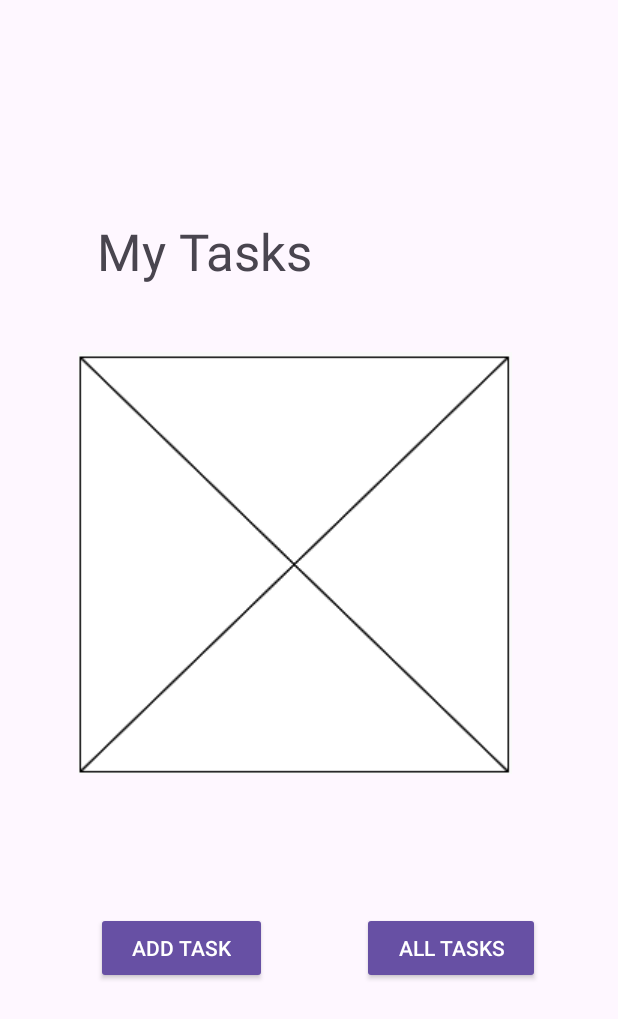
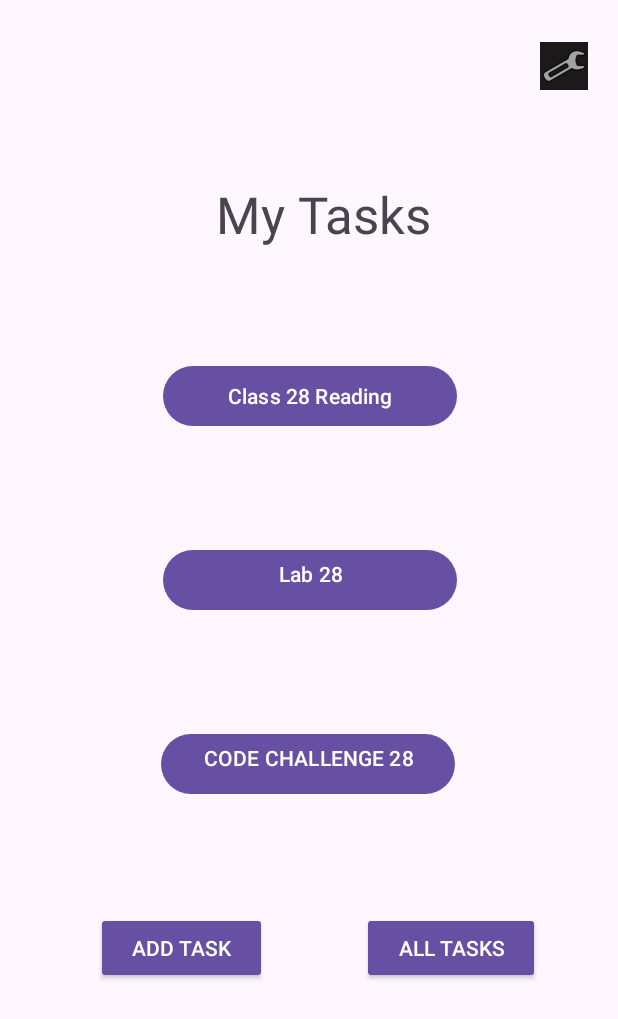
Before and after one commit to nojadzworld/taskmaster, an Android app: the screen it shows after launch (MainActivity), on a phone screen of 412 x 824 dp. Shown: the top 1019 px of the screen. Run offline under Robolectric (Android 15) with nearby library versions, the phone set to English and light mode, and no system bars; 1 statement that could not run was skipped.

Commit message:
lab 27 progress

```diff
--- a/app/src/main/java/com/dajone/taskmaster/MainActivity.java
+++ b/app/src/main/java/com/dajone/taskmaster/MainActivity.java
@@ -1,60 +1,92 @@
 package com.dajone.taskmaster;
 
 import androidx.appcompat.app.AppCompatActivity;
-
 import android.content.Intent;
+import android.content.SharedPreferences;
 import android.os.Bundle;
-
-import android.view.View;
+import android.preference.PreferenceManager;
 import android.widget.Button;
-
+import android.widget.ImageView;
+import android.widget.TextView;
 
 import com.dajone.taskmaster.activities.AddTaskActivity;
-import com.dajone.taskmaster.activities.AddTaskToAllTasks;
+import com.dajone.taskmaster.activities.AllTasksActivity;
+import com.dajone.taskmaster.activities.TaskDetail;
+import com.dajone.taskmaster.activities.TaskSettings;
 
 public class MainActivity extends AppCompatActivity {
 
+    public static final String TASK_NAME_EXTRAS_TAG = "taskName";
+    SharedPreferences preferences;
 
 
     @Override
     protected void onCreate(Bundle savedInstanceState) {
         super.onCreate(savedInstanceState);
         setContentView(R.layout.my_tasks);
-        // Steps for adding functionality to JS UI elements
-        // 1: Get UI element by ID
-        // 2. Add event listener to that element
-        // 3. Attach a callback function with an onClick() method
-        // 4. Do stuff in the callback (onClick())
 
-        //Adding functionality to a UI element in java (android)
-        // 1: grab element using findByID()
-        // 2. grabbing a view, assigning to a variable and setting the value in 2 lines
+        setUpSettingsButton();
+        setupTaskButtons();
+        setupAddTaskButton();
+        setupAllTasksButton();
 
-        Button submitButton = findViewById(R.id.addTaskRouteButton);
-        submitButton.setText(R.string.add_task);
+    }
+    @Override
+    protected void onResume() {
+        super.onResume();
 
-        submitButton.setOnClickListener(new View.OnClickListener() {
-            @Override
-            public void onClick(View v) {
-               Intent intent = new Intent(MainActivity.this, AddTaskActivity.class);
-                startActivity(intent);
+        preferences = PreferenceManager.getDefaultSharedPreferences(this);
+        String username = preferences.getString(TaskSettings.USERNAME_TAG, "");
 
-            }
+        if (!username.isEmpty()) {
+            String myTasksTitleTextView = username + "'s Tasks";
+            ((TextView) findViewById(R.id.my_tasks_title)).setText(myTasksTitleTextView);
+        }
+    }
+        public void setUpSettingsButton() {
+            ImageView settingsImageView = findViewById(R.id.settingsButton);
+            settingsImageView.setOnClickListener(v -> {
+                Intent goToUserProfileSettings = new Intent(MainActivity.this, TaskSettings.class);
+                startActivity(goToUserProfileSettings);
+            });
+        }
+
+    public void setupTaskButtons() {
+        Button taskOneButton = findViewById(R.id.button_main_activity_task_one);
+        setupTaskButton(taskOneButton);
+        Button taskTwoButton = findViewById(R.id.button_main_activity_task_two);
+        setupTaskButton(taskTwoButton);
+        Button taskThreeButton = findViewById(R.id.button_main_activity_task_three);
+        setupTaskButton(taskThreeButton);
+
+    }
+
+    public void setupTaskButton(Button goToTaskButton) {
+        goToTaskButton.setOnClickListener(v -> {
+            Intent goToTaskIntent = new Intent(MainActivity.this, TaskDetail.class);
+            String taskName = goToTaskButton.getText().toString();
+            goToTaskIntent.putExtra(TASK_NAME_EXTRAS_TAG, taskName);
+
+            startActivity(goToTaskIntent);
         });
-
-        Button allTaskButtonOnAddTaskPage = findViewById(R.id.allTasksToAllTasks);
-        allTaskButtonOnAddTaskPage.setText("ALL TASKS");
-
-        allTaskButtonOnAddTaskPage.setOnClickListener(new View.OnClickListener() {
-            @Override
-            public void onClick(View v) {
-                Intent intent = new Intent(MainActivity.this, AddTaskToAllTasks.class);
-                startActivity(intent);
-            }
-
-        });
-        // Lets create and trigger the Intent
+    }
 
 
+       public void setupAddTaskButton() {
+           Button setupAddTaskButton = findViewById(R.id.addTaskRouteButton);
+
+        setupAddTaskButton.setOnClickListener(v -> {
+                Intent intent = new Intent(MainActivity.this, AddTaskActivity.class);
+        startActivity(intent);
+        });
+}
+
+    public void setupAllTasksButton() {
+        Button allTaskButtonOnAddTaskPage = findViewById(R.id.allTasksToAllTasks);
+
+        allTaskButtonOnAddTaskPage.setOnClickListener(v -> {
+            Intent intent = new Intent(MainActivity.this, AllTasksActivity.class);
+            startActivity(intent);
+        });
     }
-}
+    }
--- a/app/src/main/java/com/dajone/taskmaster/activities/AddTaskActivity.java
+++ b/app/src/main/java/com/dajone/taskmaster/activities/AddTaskActivity.java
@@ -12,7 +12,7 @@ import android.widget.TextView;
 
 import com.dajone.taskmaster.R;
 
-import org.w3c.dom.Text;
+
 
 public class AddTaskActivity extends AppCompatActivity {
 
@@ -42,7 +42,7 @@ public class AddTaskActivity extends AppCompatActivity {
                     }
                 }, 2000); // 2000 milliseconds = 2 seconds
 
-                Intent intent = new Intent(AddTaskActivity.this, AddTaskToAllTasks.class);
+                Intent intent = new Intent(AddTaskActivity.this, AllTasksActivity.class);
                 startActivity(intent);
 
             }
--- a/app/src/main/res/layout/add_tasks.xml
+++ b/app/src/main/res/layout/add_tasks.xml
@@ -58,8 +58,9 @@
         android:autofillHints=""
         android:ems="10"
         android:inputType="text"
+        android:labelFor="@id/editTextText"
         android:minHeight="48dp"
-        android:text="@string/do_something"
+        android:text="@string/task_description_of_add_task"
         app:layout_constraintBottom_toBottomOf="parent"
         app:layout_constraintEnd_toEndOf="parent"
         app:layout_constraintHorizontal_bias="0.379"
@@ -92,7 +93,7 @@
         android:layout_width="wrap_content"
         android:layout_height="wrap_content"
         android:layout_marginBottom="264dp"
-        android:text="submitted!"
+        android:text="@string/submitted"
         android:textSize="34sp"
         android:visibility="invisible"
         app:layout_constraintBottom_toBottomOf="parent"
--- a/app/src/main/res/layout/my_tasks.xml
+++ b/app/src/main/res/layout/my_tasks.xml
@@ -25,16 +25,14 @@
         app:barrierDirection="left" />
 
     <TextView
-        android:id="@+id/textView3"
+        android:id="@+id/my_tasks_title"
         android:layout_width="wrap_content"
         android:layout_height="wrap_content"
-        android:layout_marginTop="100dp"
+        android:layout_marginTop="120dp"
+        android:layout_marginEnd="124dp"
         android:text="@string/my_tasks"
         android:textSize="34sp"
-        app:layout_constraintBottom_toTopOf="@+id/imageView"
         app:layout_constraintEnd_toEndOf="parent"
-        app:layout_constraintHorizontal_bias="0.06"
-        app:layout_constraintStart_toStartOf="@+id/imageView"
         app:layout_constraintTop_toTopOf="parent" />
 
     <Button
@@ -49,17 +47,49 @@
         app:layout_constraintStart_toStartOf="parent" />
 
     <ImageView
-        android:id="@+id/imageView"
+        android:id="@+id/setingsButton"
         android:layout_width="wrap_content"
         android:layout_height="wrap_content"
-        android:layout_marginStart="52dp"
-        android:layout_marginEnd="52dp"
-        android:layout_marginBottom="308dp"
-        android:contentDescription="@string/placeholder"
-        app:layout_constraintBottom_toBottomOf="parent"
+        android:layout_marginTop="28dp"
+        android:layout_marginEnd="20dp"
+        android:background="#1B1919"
+        android:contentDescription="@string/settings"
         app:layout_constraintEnd_toEndOf="parent"
-        app:layout_constraintHorizontal_bias="0.0"
+        app:layout_constraintTop_toTopOf="parent"
+        app:srcCompat="@android:drawable/ic_menu_preferences" />
+
+    <Button
+        android:id="@+id/button_main_activity_task_one"
+        android:layout_width="196dp"
+        android:layout_height="48dp"
+        android:text="@string/buttonOne"
+        app:layout_constraintBottom_toTopOf="@+id/button_main_activity_task_two"
+        app:layout_constraintEnd_toEndOf="parent"
+        app:layout_constraintHorizontal_bias="0.502"
         app:layout_constraintStart_toStartOf="parent"
-        app:srcCompat="@drawable/placeholder" />
+        app:layout_constraintTop_toBottomOf="@+id/my_tasks_title"
+        app:layout_constraintVertical_chainStyle="spread" />
+
+    <Button
+        android:id="@+id/button_main_activity_task_two"
+        android:layout_width="196dp"
+        android:layout_height="48dp"
+        android:text="@string/buttonTwo"
+        app:layout_constraintBottom_toTopOf="@+id/button_main_activity_task_three"
+        app:layout_constraintEnd_toEndOf="parent"
+        app:layout_constraintHorizontal_bias="0.502"
+        app:layout_constraintStart_toStartOf="parent"
+        app:layout_constraintTop_toBottomOf="@+id/button_main_activity_task_one" />
+
+    <Button
+        android:id="@+id/button_main_activity_task_three"
+        android:layout_width="196dp"
+        android:layout_height="48dp"
+        android:text="@string/buttonThree"
+        app:layout_constraintBottom_toTopOf="@+id/allTasksToAllTasks"
+        app:layout_constraintEnd_toEndOf="parent"
+        app:layout_constraintHorizontal_bias="0.497"
+        app:layout_constraintStart_toStartOf="parent"
+        app:layout_constraintTop_toBottomOf="@+id/button_main_activity_task_two" />
 
 </androidx.constraintlayout.widget.ConstraintLayout>
--- /dev/null
+++ b/app/src/main/res/values/ids.xml
@@ -0,0 +1,4 @@
+<?xml version="1.0" encoding="utf-8"?>
+<resources>
+    <item name="settingsButton" type="id">settingsImageView</item>
+</resources>
--- a/app/src/main/res/values/strings.xml
+++ b/app/src/main/res/values/strings.xml
@@ -3,7 +3,7 @@
     <string name="hint">Name</string>
     <string name="main_activity_input_title">Title</string>
     <string name="main_activity_submit_button">Submit</string>
-    <string name="submitted_confirmation"></string>
+    <string name="submitted_confirmation">submitted!</string>
     <string name="add_task">ADD TASK</string>
     <string name="all_tasks">ALL TASKS</string>
     <string name="my_tasks">My Tasks</string>
@@ -16,4 +16,18 @@
     <string name="add_task_to_all">ADD TASK</string>
     <string name="task_title_of_add_task">task title</string>
     <string name="all_tasks_page">All Tasks</string>
+    <string name="settings">settingsButtonForSettings</string>
+    <string name="name">Name</string>
+    <string name="username">Username</string>
+    <string name="task_settings">Settings</string>
+    <string name="title">Title</string>
+    <string name="lorem_ipsum_dolor_sit_amet_consectetur_adipiscing_elit_sed_do_eiusmod_tempor_incididunt_ut_labore_et_dolore_magna_aliqua_arcu_non_odio_euismod_lacinia_eget_mauris_pharetra_et_ultrices_sit_amet_mauris_commodo_quis_imperdiet_massa_tincidunt">Lorem ipsum dolor sit amet, consectetur adipiscing elit, sed do eiusmod tempor incididunt ut labore et dolore magna aliqua. Arcu non odio euismod lacinia. Eget mauris pharetra et ultrices. Sit amet mauris commodo quis imperdiet massa tincidunt.</string>
+    <string name="submitted">submitted!</string>
+    <string name="enterUsername">Enter Username</string>
+    <string name="saveButton" />
+    <string name="saveSettingsButton">SAVE</string>
+    <string name="buttonOne">Class 28 Reading</string>
+    <string name="buttonTwo">Lab 28\n</string>
+    <string name="buttonThree">CODE CHALLENGE 28\n</string>
+    <string name="task_description_of_add_task">Description</string>
 </resources>
```
Also changed, not shown: app/src/main/AndroidManifest.xml (+9 -1 lines), app/src/main/java/com/dajone/taskmaster/activities/AllTasksActivity.java (added, +16 -0 lines), app/src/main/java/com/dajone/taskmaster/activities/TaskDetail.java (renamed from app/src/main/java/com/dajone/taskmaster/activities/AddTaskToAllTasks.java, +5 -2 lines), app/src/main/java/com/dajone/taskmaster/activities/TaskSettings.java (added, +49 -0 lines), app/src/main/res/layout/task_details.xml (added, +30 -0 lines), app/src/main/res/layout/task_settings.xml (added, +45 -0 lines).
